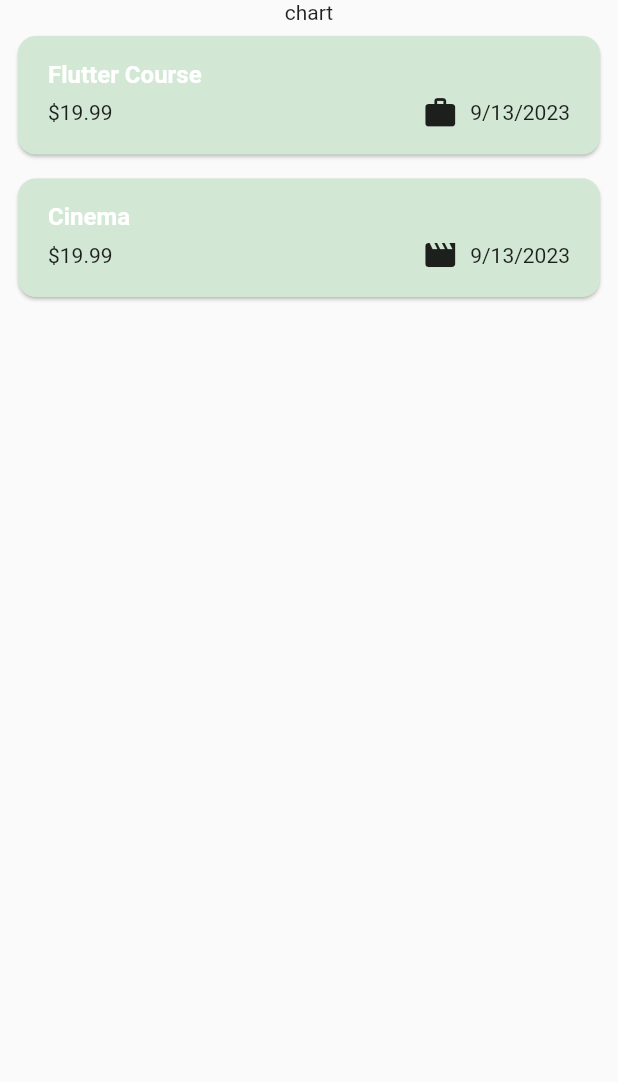
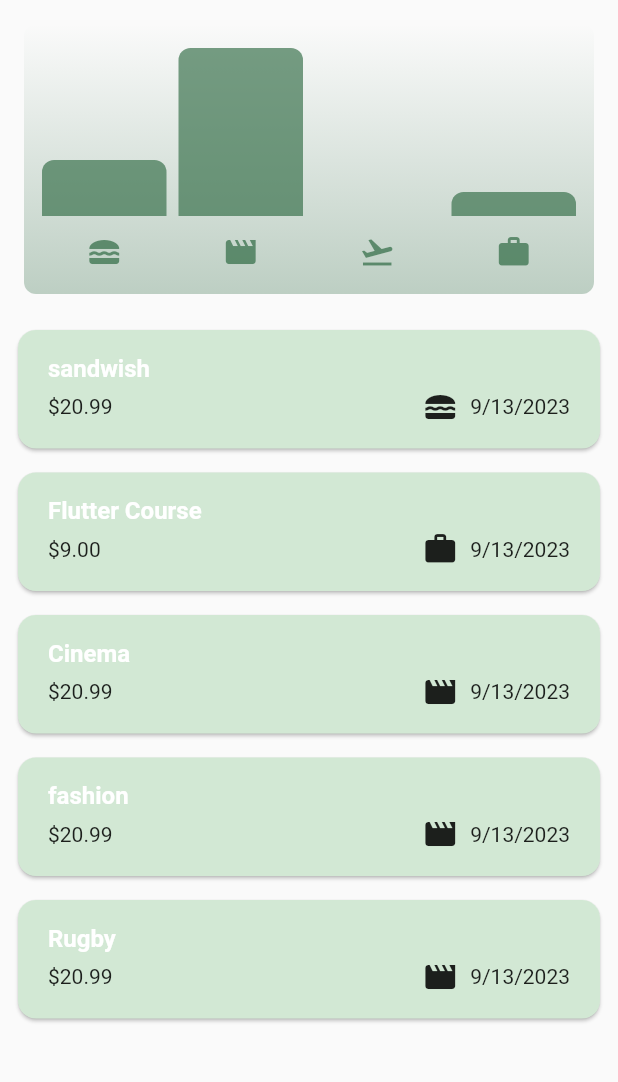
Before and after one commit to alisalali/flutter_expense_tracker, a Flutter app: the screen it shows after launch, on a phone screen of 412 x 824 dp, the part 84-1166 px from its top. Run offline on Flutter 3.47's test engine with Material 2 defaults, Android fonts, the phone set to English and light mode, and no system bars.

Commit message:
adding chart bar widget

```diff
--- a/lib/expenses.dart
+++ b/lib/expenses.dart
@@ -1,3 +1,4 @@
+import 'package:expense_tracker/widgets/chart/chart.dart';
 import 'package:flutter/material.dart';
 
 import 'package:expense_tracker/widgets/expenses_list/new_expense.dart';
@@ -17,13 +18,28 @@ class _ExpensesState extends State<Expenses> {
   //define dummy data by importing expense modals package
   final List<Expense> _registeredExpenses = [
     Expense(
+        title: "sandwish",
+        amount: 20.99,
+        date: DateTime.now(),
+        category: Category.food),
+    Expense(
         title: "Flutter Course",
-        amount: 19.99,
+        amount: 9,
         date: DateTime.now(),
         category: Category.work),
     Expense(
         title: "Cinema",
-        amount: 19.99,
+        amount: 20.99,
+        date: DateTime.now(),
+        category: Category.leisure),
+    Expense(
+        title: "fashion",
+        amount: 20.99,
+        date: DateTime.now(),
+        category: Category.leisure),
+    Expense(
+        title: "Rugby",
+        amount: 20.99,
         date: DateTime.now(),
         category: Category.leisure)
   ];
@@ -107,7 +123,7 @@ class _ExpensesState extends State<Expenses> {
       ),
       body: Column(
         children: [
-          const Text("chart"),
+          Chart(expenses: _registeredExpenses),
           // because ListView rendering a column inside column  should wrap it with Expanded widget to display
           Expanded(
             child: mainContent,
--- a/lib/models/expense.dart
+++ b/lib/models/expense.dart
@@ -45,6 +45,14 @@ class ExpenseBucket {
     required this.category,
     required this.expenses,
   });
+
+  ExpenseBucket.forCategory(List<Expense> allExpenses, this.category)
+
+      /// attentive contractor to filter Expense list
+      : expenses = allExpenses
+            .where((expense) => expense.category == category)
+            .toList();
+
   final Category category;
   final List<Expense> expenses;
 
--- /dev/null
+++ b/lib/widgets/chart/chart.dart
@@ -0,0 +1,96 @@
+import 'package:expense_tracker/models/expense.dart';
+import 'package:expense_tracker/widgets/chart/chart_bar.dart';
+import 'package:flutter/material.dart';
+
+class Chart extends StatelessWidget {
+  const Chart({Key? key, required this.expenses}) : super(key: key);
+
+  final List<Expense> expenses;
+
+  List<ExpenseBucket> get buckets {
+    return [
+      ExpenseBucket.forCategory(expenses, Category.food),
+      ExpenseBucket.forCategory(expenses, Category.leisure),
+      ExpenseBucket.forCategory(expenses, Category.travel),
+      ExpenseBucket.forCategory(expenses, Category.work),
+    ];
+  }
+
+  double get maxTotalExpense {
+    double maxTotalExpense = 0;
+
+    for (final bucket in buckets) {
+      if (bucket.totalExpenses > maxTotalExpense) {
+        maxTotalExpense = bucket.totalExpenses;
+      }
+    }
+
+    return maxTotalExpense;
+  }
+
+  @override
+  Widget build(BuildContext context) {
+    final isDarkMode =
+        MediaQuery.of(context).platformBrightness == Brightness.dark;
+
+    return Container(
+      margin: const EdgeInsets.all(16),
+      padding: const EdgeInsets.symmetric(
+        vertical: 16,
+        horizontal: 8,
+      ),
+      width: double.infinity,
+      height: 180,
+      decoration: BoxDecoration(
+        borderRadius: BorderRadius.circular(8),
+        gradient: LinearGradient(
+          colors: [
+            Theme.of(context).colorScheme.primary.withOpacity(0.3),
+            Theme.of(context).colorScheme.primary.withOpacity(0.0)
+          ],
+          begin: Alignment.bottomCenter,
+          end: Alignment.topCenter,
+        ),
+      ),
+      child: Column(
+        children: [
+          Expanded(
+            child: Row(
+              crossAxisAlignment: CrossAxisAlignment.end,
+              children: [
+                for (final bucket in buckets) // alternative to map()
+                  ChartBar(
+                    fill: bucket.totalExpenses == 0
+                        ? 0
+                        : bucket.totalExpenses / maxTotalExpense,
+                  )
+              ],
+            ),
+          ),
+          const SizedBox(
+            height: 12,
+          ),
+          Row(
+            children: [
+              for (final bucket in buckets)
+                Expanded(
+                  child: Padding(
+                    padding: const EdgeInsets.symmetric(horizontal: 4),
+                    child: Icon(
+                      categoryIcon[bucket.category],
+                      color: isDarkMode
+                          ? Theme.of(context).colorScheme.secondary
+                          : Theme.of(context)
+                              .colorScheme
+                              .primary
+                              .withOpacity(0.7),
+                    ),
+                  ),
+                )
+            ],
+          ),
+        ],
+      ),
+    );
+  }
+}
--- /dev/null
+++ b/lib/widgets/chart/chart_bar.dart
@@ -0,0 +1,34 @@
+import 'package:flutter/material.dart';
+
+class ChartBar extends StatelessWidget {
+  const ChartBar({
+    super.key,
+    required this.fill,
+  });
+
+  final double fill;
+
+  @override
+  Widget build(BuildContext context) {
+    final isDarkMode =
+        MediaQuery.of(context).platformBrightness == Brightness.dark;
+    return Expanded(
+      child: Padding(
+        padding: const EdgeInsets.symmetric(horizontal: 4),
+        child: FractionallySizedBox(
+          heightFactor: fill,
+          child: DecoratedBox(
+            decoration: BoxDecoration(
+              shape: BoxShape.rectangle,
+              borderRadius:
+                  const BorderRadius.vertical(top: Radius.circular(8)),
+              color: isDarkMode
+                  ? Theme.of(context).colorScheme.secondary
+                  : Theme.of(context).colorScheme.primary.withOpacity(0.65),
+            ),
+          ),
+        ),
+      ),
+    );
+  }
+}
```
